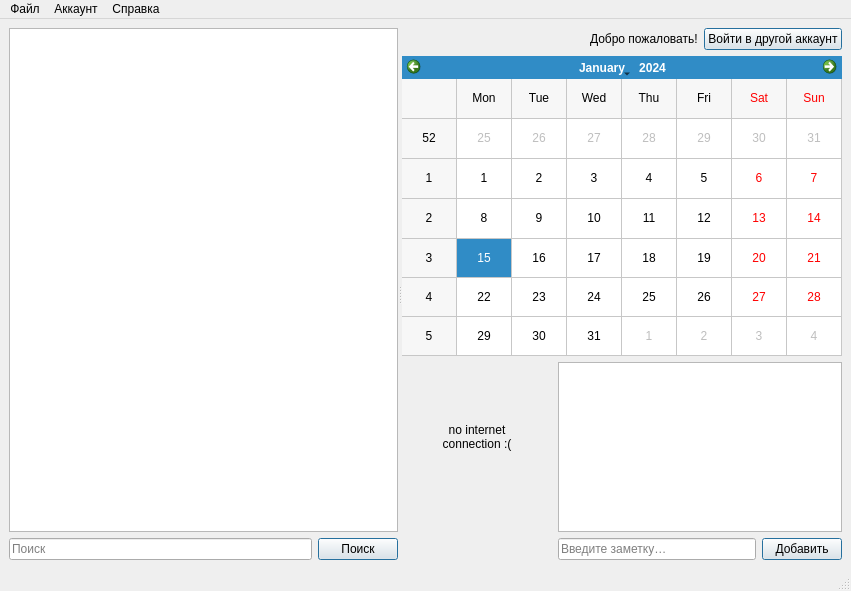
This is calendar.ui in Raimguzhinov/qt-bday-calendar as Qt 5 draws it before an edit. The edited form follows.
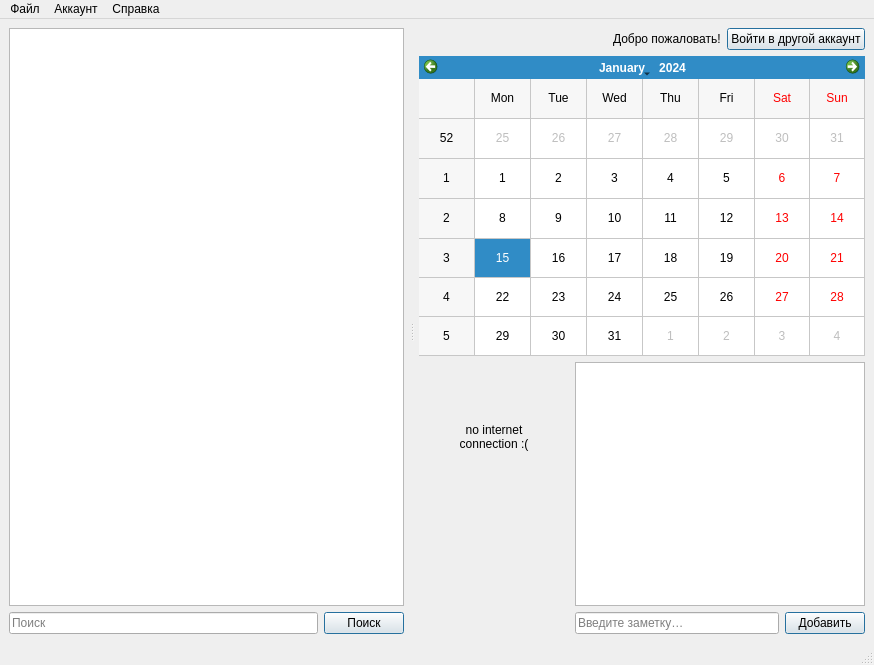
This is the edited form.

Patch:
```diff
--- a/calendar.ui
+++ b/calendar.ui
@@ -6,8 +6,8 @@
    <rect>
     <x>0</x>
     <y>0</y>
-    <width>851</width>
-    <height>591</height>
+    <width>874</width>
+    <height>665</height>
    </rect>
   </property>
   <property name="windowTitle">
@@ -20,6 +20,9 @@
       <property name="orientation">
        <enum>Qt::Horizontal</enum>
       </property>
+      <property name="handleWidth">
+       <number>15</number>
+      </property>
       <widget class="QWidget" name="layoutWidget">
        <layout class="QGridLayout" name="gridLayout_3">
         <item row="0" column="0" colspan="2">
@@ -86,70 +89,7 @@
       </widget>
       <widget class="QWidget" name="layoutWidget">
        <layout class="QGridLayout" name="gridLayout_4">
-        <item row="0" column="0">
-         <layout class="QGridLayout" name="gridLayout_2">
-          <item row="0" column="2">
-           <layout class="QHBoxLayout" name="horizontalLayout_2">
-            <item>
-             <widget class="QPushButton" name="sign_inButton">
-              <property name="sizePolicy">
-               <sizepolicy hsizetype="Fixed" vsizetype="Fixed">
-                <horstretch>0</horstretch>
-                <verstretch>0</verstretch>
-               </sizepolicy>
-              </property>
-              <property name="text">
-               <string>Войти в другой аккаунт</string>
-              </property>
-              <property name="autoDefault">
-               <bool>true</bool>
-              </property>
-              <property name="default">
-               <bool>true</bool>
-              </property>
-              <property name="flat">
-               <bool>false</bool>
-              </property>
-             </widget>
-            </item>
-           </layout>
-          </item>
-          <item row="0" column="1">
-           <widget class="QLabel" name="label">
-            <property name="text">
-             <string>Добро пожаловать!</string>
-            </property>
-           </widget>
-          </item>
-          <item row="0" column="0">
-           <spacer name="horizontalSpacer">
-            <property name="orientation">
-             <enum>Qt::Horizontal</enum>
-            </property>
-            <property name="sizeHint" stdset="0">
-             <size>
-              <width>40</width>
-              <height>20</height>
-             </size>
-            </property>
-           </spacer>
-          </item>
-         </layout>
-        </item>
-        <item row="1" column="0">
-         <widget class="QCalendarWidget" name="calendarWidget">
-          <property name="minimumSize">
-           <size>
-            <width>400</width>
-            <height>300</height>
-           </size>
-          </property>
-          <property name="gridVisible">
-           <bool>true</bool>
-          </property>
-         </widget>
-        </item>
-        <item row="2" column="0">
+        <item row="2" column="1">
          <layout class="QGridLayout" name="gridLayout">
           <item row="0" column="0">
            <widget class="QLabel" name="label_2">
@@ -238,6 +178,69 @@
           </item>
          </layout>
         </item>
+        <item row="0" column="1">
+         <layout class="QGridLayout" name="gridLayout_2">
+          <item row="0" column="2">
+           <layout class="QHBoxLayout" name="horizontalLayout_2">
+            <item>
+             <widget class="QPushButton" name="sign_inButton">
+              <property name="sizePolicy">
+               <sizepolicy hsizetype="Fixed" vsizetype="Fixed">
+                <horstretch>0</horstretch>
+                <verstretch>0</verstretch>
+               </sizepolicy>
+              </property>
+              <property name="text">
+               <string>Войти в другой аккаунт</string>
+              </property>
+              <property name="autoDefault">
+               <bool>true</bool>
+              </property>
+              <property name="default">
+               <bool>true</bool>
+              </property>
+              <property name="flat">
+               <bool>false</bool>
+              </property>
+             </widget>
+            </item>
+           </layout>
+          </item>
+          <item row="0" column="1">
+           <widget class="QLabel" name="label">
+            <property name="text">
+             <string>Добро пожаловать!</string>
+            </property>
+           </widget>
+          </item>
+          <item row="0" column="0">
+           <spacer name="horizontalSpacer">
+            <property name="orientation">
+             <enum>Qt::Horizontal</enum>
+            </property>
+            <property name="sizeHint" stdset="0">
+             <size>
+              <width>40</width>
+              <height>20</height>
+             </size>
+            </property>
+           </spacer>
+          </item>
+         </layout>
+        </item>
+        <item row="1" column="1">
+         <widget class="QCalendarWidget" name="calendarWidget">
+          <property name="minimumSize">
+           <size>
+            <width>400</width>
+            <height>300</height>
+           </size>
+          </property>
+          <property name="gridVisible">
+           <bool>true</bool>
+          </property>
+         </widget>
+        </item>
        </layout>
       </widget>
      </widget>
@@ -249,7 +252,7 @@
     <rect>
      <x>0</x>
      <y>0</y>
-     <width>851</width>
+     <width>874</width>
      <height>24</height>
     </rect>
    </property>
```
Left out of the diff: 32 changed lines with no effect on the pictures.
